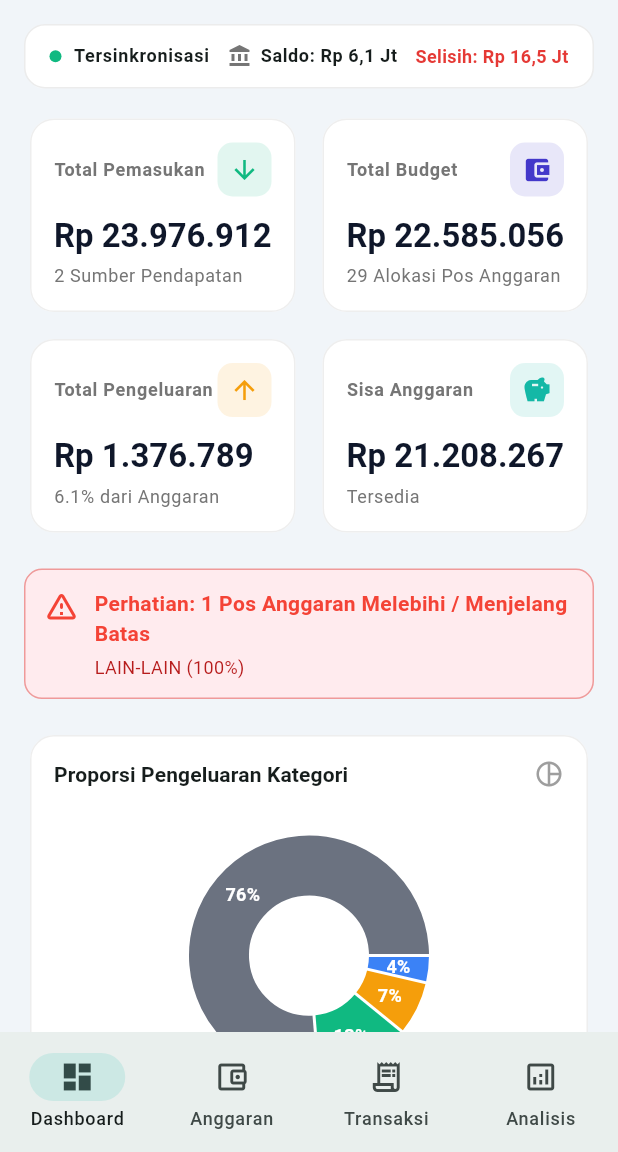
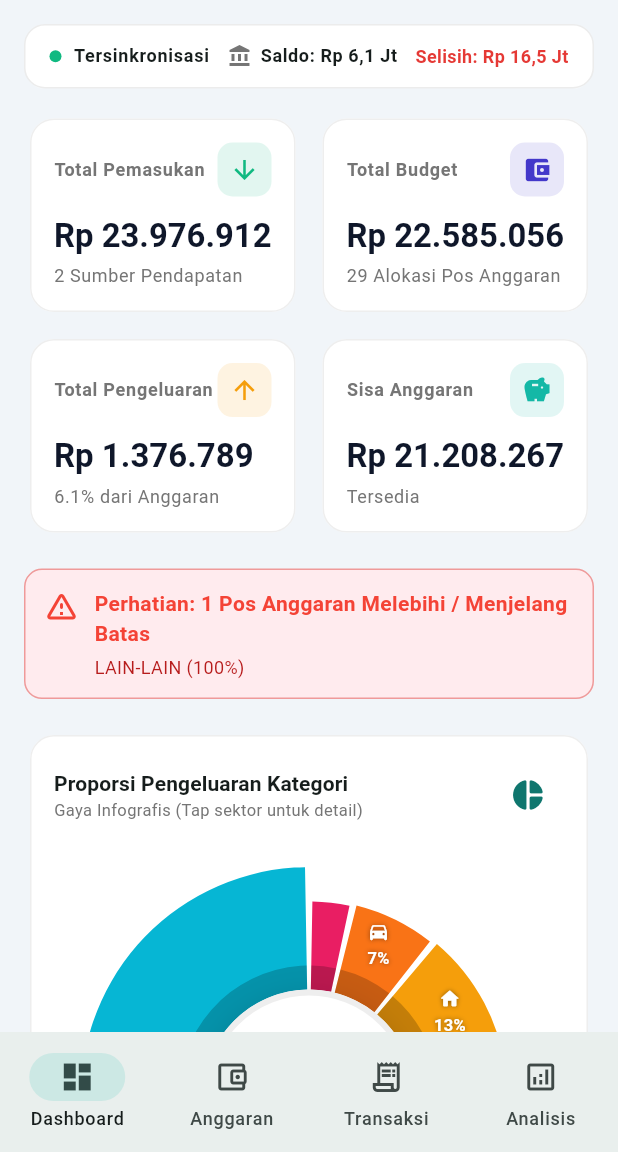
Before and after one commit to auliapratamar95/dapoy_wallet, a Flutter app: the screen it shows after launch, on a phone screen of 412 x 824 dp, the part 84-1236 px from its top. Run offline on Flutter 3.47's test engine with Material 3 defaults, Android fonts, the phone set to English and light mode, and no system bars; drawn by our look-alikes of fl_chart; our stand-ins replace flutter_riverpod, shared_preferences, supabase_flutter; accounts and stored records are empty.

Commit message:
feat: add modern interactive infographic pie chart matching design reference

```diff
--- a/lib/features/dashboard/presentation/dashboard_screen.dart
+++ b/lib/features/dashboard/presentation/dashboard_screen.dart
@@ -6,10 +6,11 @@ import '../../../../core/formatting/currency_formatter.dart';
 import '../../budget/data/budget_repository.dart';
 import '../../budget/domain/models.dart';
 import 'widgets/category_pie_chart.dart';
+import 'widgets/infographic_pie_chart.dart';
 import 'widgets/kpi_card.dart';
 import 'widgets/spending_trend_chart.dart';
 
-class DashboardScreen extends ConsumerWidget {
+class DashboardScreen extends ConsumerStatefulWidget {
   final VoidCallback? onNavigateToBudget;
   final VoidCallback? onNavigateToTransactions;
 
@@ -20,7 +21,14 @@ class DashboardScreen extends ConsumerWidget {
   });
 
   @override
-  Widget build(BuildContext context, WidgetRef ref) {
+  ConsumerState<DashboardScreen> createState() => _DashboardScreenState();
+}
+
+class _DashboardScreenState extends ConsumerState<DashboardScreen> {
+  bool _useInfographic = true;
+
+  @override
+  Widget build(BuildContext context) {
     final budgetState = ref.watch(budgetProvider);
     final theme = Theme.of(context);
     final isDark = theme.brightness == Brightness.dark;
@@ -342,15 +350,36 @@ class DashboardScreen extends ConsumerWidget {
             Row(
               mainAxisAlignment: MainAxisAlignment.spaceBetween,
               children: [
-                Text(
-                  'Proporsi Pengeluaran Kategori',
-                  style: Theme.of(context).textTheme.titleSmall?.copyWith(fontWeight: FontWeight.bold),
+                Expanded(
+                  child: Column(
+                    crossAxisAlignment: CrossAxisAlignment.start,
+                    children: [
+                      Text(
+                        'Proporsi Pengeluaran Kategori',
+                        style: Theme.of(context).textTheme.titleSmall?.copyWith(fontWeight: FontWeight.bold),
+                      ),
+                      Text(
+                        _useInfographic ? 'Gaya Infografis (Tap sektor untuk detail)' : 'Gaya Donut Standar',
+                        style: TextStyle(fontSize: 11, color: Colors.grey.shade600),
+                      ),
+                    ],
+                  ),
                 ),
-                const Icon(Icons.pie_chart_outline, size: 20, color: Colors.grey),
+                IconButton(
+                  icon: Icon(
+                    _useInfographic ? Icons.pie_chart_rounded : Icons.donut_large_rounded,
+                    color: AppTheme.primaryGreen,
+                  ),
+                  tooltip: _useInfographic ? 'Ganti ke Donut Standar' : 'Ganti ke Infografis Modern',
+                  onPressed: () => setState(() => _useInfographic = !_useInfographic),
+                ),
               ],
             ),
             const SizedBox(height: 16),
-            CategoryPieChart(summaries: overview.categorySummaries),
+            if (_useInfographic)
+              Center(child: InfographicPieChart(summaries: overview.categorySummaries))
+            else
+              CategoryPieChart(summaries: overview.categorySummaries),
           ],
         ),
       ),
@@ -396,9 +425,9 @@ class DashboardScreen extends ConsumerWidget {
                   'Realisasi per Kategori',
                   style: Theme.of(context).textTheme.titleSmall?.copyWith(fontWeight: FontWeight.bold),
                 ),
-                if (onNavigateToBudget != null)
+                if (widget.onNavigateToBudget != null)
                   TextButton(
-                    onPressed: onNavigateToBudget,
+                    onPressed: widget.onNavigateToBudget,
                     child: const Text('Lihat Detail', style: TextStyle(fontSize: 12)),
                   ),
               ],
@@ -473,9 +502,9 @@ class DashboardScreen extends ConsumerWidget {
                   'Transaksi Terakhir',
                   style: Theme.of(context).textTheme.titleSmall?.copyWith(fontWeight: FontWeight.bold),
                 ),
-                if (onNavigateToTransactions != null)
+                if (widget.onNavigateToTransactions != null)
                   TextButton(
-                    onPressed: onNavigateToTransactions,
+                    onPressed: widget.onNavigateToTransactions,
                     child: const Text('Semua Transaksi', style: TextStyle(fontSize: 12)),
                   ),
               ],
--- /dev/null
+++ b/lib/features/dashboard/presentation/widgets/infographic_pie_chart.dart
@@ -0,0 +1,518 @@
+import 'dart:math' as math;
+import 'package:flutter/material.dart';
+import '../../../../app/theme/app_theme.dart';
+import '../../../../core/formatting/currency_formatter.dart';
+import '../../../budget/domain/models.dart';
+
+class InfographicPieChart extends StatefulWidget {
+  final List<CategorySummary> summaries;
+  final double? size;
+
+  const InfographicPieChart({
+    super.key,
+    required this.summaries,
+    this.size,
+  });
+
+  @override
+  State<InfographicPieChart> createState() => _InfographicPieChartState();
+}
+
+class _InfographicPieChartState extends State<InfographicPieChart>
+    with SingleTickerProviderStateMixin {
+  int selectedIndex = -1;
+  late AnimationController _animationController;
+  late Animation<double> _animation;
+
+  static const Map<String, IconData> _categoryIcons = {
+    'Wajib': Icons.verified_user_rounded,
+    'Keluarga': Icons.family_restroom_rounded,
+    'Anak': Icons.child_care_rounded,
+    'Transportasi': Icons.directions_car_rounded,
+    'Rumah': Icons.home_rounded,
+    'Tabungan': Icons.savings_rounded,
+    'Lain-lain': Icons.category_rounded,
+  };
+
+  // Modern vibrant gradient palette matching the infographic
+  static const List<Color> _palette = [
+    Color(0xFFE91E63), // Vibrant Pink / Magenta
+    Color(0xFFF97316), // Coral Orange
+    Color(0xFFF59E0B), // Golden Amber
+    Color(0xFF06B6D4), // Cyan Teal
+    Color(0xFF6366F1), // Indigo
+    Color(0xFF8B5CF6), // Purple
+    Color(0xFF10B981), // Emerald
+  ];
+
+  @override
+  void initState() {
+    super.initState();
+    _animationController = AnimationController(
+      vsync: this,
+      duration: const Duration(milliseconds: 900),
+    );
+    _animation = CurvedAnimation(
+      parent: _animationController,
+      curve: Curves.easeOutCubic,
+    );
+    _animationController.forward();
+  }
+
+  @override
+  void dispose() {
+    _animationController.dispose();
+    super.dispose();
+  }
+
+  IconData _getIcon(String category) {
+    return _categoryIcons[category] ?? Icons.pie_chart;
+  }
+
+  Color _getColor(int index, String category) {
+    return _palette[index % _palette.length];
+  }
+
+  void _handleTap(Offset localPosition, double chartSize, double totalSpent,
+      List<CategorySummary> valid) {
+    final center = Offset(chartSize / 2, chartSize / 2);
+    final dx = localPosition.dx - center.dx;
+    final dy = localPosition.dy - center.dy;
+    final distance = math.sqrt(dx * dx + dy * dy);
+
+    final innerRadius = chartSize * 0.22;
+    final maxOuter = chartSize * 0.48;
+
+    if (distance < innerRadius || distance > maxOuter + 20) {
+      // Tap outside or in center resets selection
+      setState(() => selectedIndex = -1);
+      return;
+    }
+
+    // Calculate angle from -pi/2 (top) clockwise
+    var angle = math.atan2(dy, dx);
+    angle = (angle + math.pi / 2) % (2 * math.pi);
+    if (angle < 0) angle += 2 * math.pi;
+
+    double cumulativeAngle = 0.0;
+    for (int i = 0; i < valid.length; i++) {
+      final sweep = (valid[i].actual / totalSpent) * 2 * math.pi;
+      if (angle >= cumulativeAngle && angle < cumulativeAngle + sweep) {
+        setState(() {
+          selectedIndex = selectedIndex == i ? -1 : i;
+        });
+        return;
+      }
+      cumulativeAngle += sweep;
+    }
+  }
+
+  @override
+  Widget build(BuildContext context) {
+    final valid = widget.summaries.where((s) => s.actual > 0).toList();
+    final totalSpent = valid.fold<double>(0.0, (sum, s) => sum + s.actual);
+    final isDark = Theme.of(context).brightness == Brightness.dark;
+
+    if (valid.isEmpty || totalSpent <= 0) {
+      return const SizedBox(
+        height: 240,
+        child: Center(child: Text('Belum ada transaksi pengeluaran')),
+      );
+    }
+
+    final chartSize = widget.size ?? 320.0;
+    final centerRadius = chartSize * 0.22;
+
+    final selectedItem = (selectedIndex >= 0 && selectedIndex < valid.length)
+        ? valid[selectedIndex]
+        : null;
+
+    return Column(
+      children: [
+        GestureDetector(
+          onTapUp: (details) =>
+              _handleTap(details.localPosition, chartSize, totalSpent, valid),
+          child: AnimatedBuilder(
+            animation: _animation,
+            builder: (context, child) {
+              return SizedBox(
+                width: chartSize,
+                height: chartSize,
+                child: Stack(
+                  alignment: Alignment.center,
+                  children: [
+                    // 1. Custom Infographic Painter
+                    CustomPaint(
+                      size: Size(chartSize, chartSize),
+                      painter: _InfographicPainter(
+                        summaries: valid,
+                        totalSpent: totalSpent,
+                        selectedIndex: selectedIndex,
+                        progress: _animation.value,
+                        isDark: isDark,
+                        getColor: _getColor,
+                      ),
+                    ),
+
+                    // 2. Overlay Icons and Percentages on Slices
+                    ..._buildSliceLabels(
+                      valid: valid,
+                      totalSpent: totalSpent,
+                      chartSize: chartSize,
+                      progress: _animation.value,
+                    ),
+
+                    // 3. Center Elevated Circular Badge
+                    Container(
+                      width: centerRadius * 2,
+                      height: centerRadius * 2,
+                      decoration: BoxDecoration(
+                        color: isDark ? const Color(0xFF1E293B) : Colors.white,
+                        shape: BoxShape.circle,
+                        border: Border.all(
+                          color: isDark
+                              ? Colors.white.withValues(alpha: 0.15)
+                              : Colors.grey.shade200,
+                          width: 4,
+                        ),
+                        boxShadow: [
+                          BoxShadow(
+                            color: Colors.black.withValues(alpha: isDark ? 0.4 : 0.12),
+                            blurRadius: 16,
+                            offset: const Offset(0, 4),
+                          ),
+                        ],
+                      ),
+                      child: Column(
+                        mainAxisAlignment: MainAxisAlignment.center,
+                        children: [
+                          if (selectedItem != null) ...[
+                            Text(
+                              selectedItem.category.toUpperCase(),
+                              style: TextStyle(
+                                fontSize: 10,
+                                fontWeight: FontWeight.bold,
+                                letterSpacing: 1.0,
+                                color: _getColor(selectedIndex, selectedItem.category),
+                              ),
+                              maxLines: 1,
+                              overflow: TextOverflow.ellipsis,
+                            ),
+                            const SizedBox(height: 2),
+                            FittedBox(
+                              fit: BoxFit.scaleDown,
+                              child: Padding(
+                                padding: const EdgeInsets.symmetric(horizontal: 6.0),
+                                child: Text(
+                                  CurrencyFormatter.formatRupiah(selectedItem.actual, compact: true),
+                                  style: TextStyle(
+                                    fontSize: 14,
+                                    fontWeight: FontWeight.bold,
+                                    color: isDark ? Colors.white : const Color(0xFF0F172A),
+                                  ),
+                                ),
+                              ),
+                            ),
+                            Text(
+                              '${((selectedItem.actual / totalSpent) * 100).toStringAsFixed(1)}%',
+                              style: TextStyle(
+                                fontSize: 11,
+                                fontWeight: FontWeight.bold,
+                                color: isDark ? Colors.grey.shade400 : Colors.grey.shade600,
+                              ),
+                            ),
+                          ] else ...[
+                            Text(
+                              'TOTAL',
+                              style: TextStyle(
+                                fontSize: 10,
+                                fontWeight: FontWeight.bold,
+                                letterSpacing: 1.2,
+                                color: isDark ? Colors.grey.shade400 : Colors.grey.shade600,
+                              ),
+                            ),
+                            const SizedBox(height: 2),
+                            FittedBox(
+                              fit: BoxFit.scaleDown,
+                              child: Padding(
+                                padding: const EdgeInsets.symmetric(horizontal: 6.0),
+                                child: Text(
+                                  CurrencyFormatter.formatRupiah(totalSpent, compact: true),
+                                  style: TextStyle(
+                                    fontSize: 14,
+                                    fontWeight: FontWeight.bold,
+                                    color: isDark ? Colors.white : const Color(0xFF0F172A),
+                                  ),
+                                ),
+                              ),
+                            ),
+                            Text(
+                              'Pengeluaran',
+                              style: TextStyle(
+                                fontSize: 10,
+                                color: isDark ? Colors.grey.shade500 : Colors.grey.shade500,
+                              ),
+                            ),
+                          ],
+                        ],
+                      ),
+                    ),
+                  ],
+                ),
+              );
+            },
+          ),
+        ),
+        const SizedBox(height: 16),
+
+        // Modern Legend Cards
+        Wrap(
+          spacing: 8,
+          runSpacing: 8,
+          alignment: WrapAlignment.center,
+          children: List.generate(valid.length, (i) {
+            final s = valid[i];
+            final color = _getColor(i, s.category);
+            final isSelected = selectedIndex == i;
+            final pct = (s.actual / totalSpent) * 100;
+
+            return Material(
+              color: Colors.transparent,
+              child: InkWell(
+                borderRadius: BorderRadius.circular(12),
+                onTap: () {
+                  setState(() {
+                    selectedIndex = selectedIndex == i ? -1 : i;
+                  });
+                },
+                child: AnimatedContainer(
+                  duration: const Duration(milliseconds: 200),
+                  padding: const EdgeInsets.symmetric(horizontal: 10, vertical: 6),
+                  decoration: BoxDecoration(
+                    color: isSelected
+                        ? color.withValues(alpha: 0.18)
+                        : (isDark ? Colors.grey.shade800 : Colors.grey.shade100),
+                    borderRadius: BorderRadius.circular(12),
+                    border: Border.all(
+                      color: isSelected ? color : Colors.transparent,
+                      width: 1.5,
+                    ),
+                  ),
+                  child: Row(
+                    mainAxisSize: MainAxisSize.min,
+                    children: [
+                      Container(
+                        padding: const EdgeInsets.all(4),
+                        decoration: BoxDecoration(
+                          color: color,
+                          shape: BoxShape.circle,
+                        ),
+                        child: Icon(_getIcon(s.category), size: 12, color: Colors.white),
+                      ),
+                      const SizedBox(width: 6),
+                      Text(
+                        s.category,
+                        style: TextStyle(
+                          fontSize: 12,
+                          fontWeight: isSelected ? FontWeight.bold : FontWeight.w600,
+                        ),
+                      ),
+                      const SizedBox(width: 4),
+                      Text(
+                        '(${pct.toStringAsFixed(0)}%)',
+                        style: TextStyle(
+                          fontSize: 11,
+                          fontWeight: FontWeight.bold,
+                          color: color,
+                        ),
+                      ),
+                    ],
+                  ),
+                ),
+              ),
+            );
+          }),
+        ),
+      ],
+    );
+  }
+
+  List<Widget> _buildSliceLabels({
+    required List<CategorySummary> valid,
+    required double totalSpent,
+    required double chartSize,
+    required double progress,
+  }) {
+    final widgets = <Widget>[];
+    final center = chartSize / 2;
+    double currentAngle = -math.pi / 2;
+
+    final innerRadius = chartSize * 0.22;
+    final baseOuter = chartSize * 0.40;
+    final maxRatio = valid.fold<double>(0.0, (m, s) => s.actual > m ? s.actual : m) / totalSpent;
+
+    for (int i = 0; i < valid.length; i++) {
+      final s = valid[i];
+      final ratio = s.actual / totalSpent;
+      final sweepAngle = ratio * 2 * math.pi * progress;
+      final midAngle = currentAngle + sweepAngle / 2;
+
+      // Outer radius step calculation
+      final extraRadius = ((ratio / (maxRatio > 0 ? maxRatio : 1)) * 24.0);
+      final outerRadius = baseOuter + extraRadius + (selectedIndex == i ? 10.0 : 0.0);
+      final labelRadius = innerRadius + (outerRadius - innerRadius) * 0.58;
+
+      final lx = center + labelRadius * math.cos(midAngle);
+      final ly = center + labelRadius * math.sin(midAngle);
+
+      final pct = (ratio * 100).toStringAsFixed(0);
+
+      // Only show text and icon if sweep angle is large enough to avoid cramming
+      if (sweepAngle > 0.35 && progress > 0.6) {
+        widgets.add(
+          Positioned(
+            left: lx - 24,
+            top: ly - 22,
+            child: IgnorePointer(
+              child: SizedBox(
+                width: 48,
+                child: Column(
+                  mainAxisSize: MainAxisSize.min,
+                  children: [
+                    Icon(
+                      _getIcon(s.category),
+                      size: selectedIndex == i ? 18 : 15,
+                      color: Colors.white,
+                      shadows: const [
+                        Shadow(color: Colors.black45, blurRadius: 4),
+                      ],
+                    ),
+                    const SizedBox(height: 2),
+                    Text(
+                      '$pct%',
+                      style: const TextStyle(
+                        fontSize: 11,
+                        fontWeight: FontWeight.bold,
+                        color: Colors.white,
+                        shadows: [Shadow(color: Colors.black45, blurRadius: 4)],
+                      ),
+                    ),
+                  ],
+                ),
+              ),
+            ),
+          ),
+        );
+      }
+
+      currentAngle += (ratio * 2 * math.pi);
+    }
+
+    return widgets;
+  }
+}
+
+class _InfographicPainter extends CustomPainter {
+  final List<CategorySummary> summaries;
+  final double totalSpent;
+  final int selectedIndex;
+  final double progress;
+  final bool isDark;
+  final Color Function(int index, String category) getColor;
+
+  _InfographicPainter({
+    required this.summaries,
+    required this.totalSpent,
+    required this.selectedIndex,
+    required this.progress,
+    required this.isDark,
+    required this.getColor,
+  });
+
+  @override
+  void paint(Canvas canvas, Size size) {
+    final center = Offset(size.width / 2, size.height / 2);
+    final innerRadius = size.width * 0.22;
+    final midBandRadius = size.width * 0.27; // Translucent depth band
+    final baseOuter = size.width * 0.40;
+
+    double currentAngle = -math.pi / 2;
+    final maxRatio = summaries.fold<double>(0.0, (m, s) => s.actual > m ? s.actual : m) / totalSpent;
+
+    final sliceSpacing = 0.035; // radians space between slices
+
+    for (int i = 0; i < summaries.length; i++) {
+      final s = summaries[i];
+      final ratio = s.actual / totalSpent;
+      final fullSweep = ratio * 2 * math.pi;
+      final sweepAngle = (fullSweep - sliceSpacing).clamp(0.01, 2 * math.pi) * progress;
+
+      final isSelected = selectedIndex == i;
+      final color = getColor(i, s.category);
+
+      // Staggered / stepped outer radius like the infographic
+      final extraRadius = ((ratio / (maxRatio > 0 ? maxRatio : 1)) * 24.0);
+      final outerRadius = baseOuter + extraRadius + (isSelected ? 10.0 : 0.0);
+
+      // 1. Draw outer main sector
+      final outerPath = Path();
+      outerPath.arcTo(
+        Rect.fromCircle(center: center, radius: outerRadius),
+        currentAngle + sliceSpacing / 2,
+        sweepAngle,
+        false,
+      );
+      outerPath.arcTo(
+        Rect.fromCircle(center: center, radius: innerRadius),
+        currentAngle + sliceSpacing / 2 + sweepAngle,
+        -sweepAngle,
+        false,
+      );
+      outerPath.close();
+
+      final paint = Paint()
+        ..style = PaintingStyle.fill
+        ..isAntiAlias = true
+        ..color = color;
+
+      // Add shadow for selected slice
+      if (isSelected) {
+        canvas.drawShadow(outerPath, color.withValues(alpha: 0.6), 8, true);
+      }
+
+      canvas.drawPath(outerPath, paint);
+
+      // 2. Draw inner darker translucent band (infographic 3D ring effect)
+      final bandPath = Path();
+      bandPath.arcTo(
+        Rect.fromCircle(center: center, radius: midBandRadius),
+        currentAngle + sliceSpacing / 2,
+        sweepAngle,
+        false,
+      );
+      bandPath.arcTo(
+        Rect.fromCircle(center: center, radius: innerRadius),
+        currentAngle + sliceSpacing / 2 + sweepAngle,
+        -sweepAngle,
+        false,
+      );
+      bandPath.close();
+
+      final bandPaint = Paint()
+        ..style = PaintingStyle.fill
+        ..isAntiAlias = true
+        ..color = Colors.black.withValues(alpha: isDark ? 0.35 : 0.20);
+
+      canvas.drawPath(bandPath, bandPaint);
+
+      currentAngle += fullSweep;
+    }
+  }
+
+  @override
+  bool shouldRepaint(covariant _InfographicPainter oldDelegate) {
+    return oldDelegate.selectedIndex != selectedIndex ||
+        oldDelegate.progress != progress ||
+        oldDelegate.totalSpent != totalSpent;
+  }
+}
```
Also changed, not shown: 4 other files.
